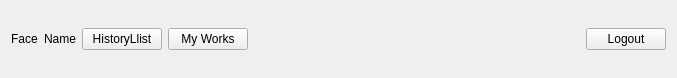
Before: the Qt Designer form sVanilla/src/ClientUi/Setting/AccountListWidget.ui in WangPengZhan/sVanilla, drawn with Qt 5.
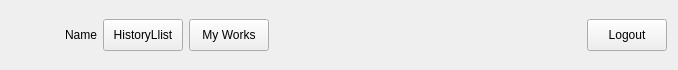
After: the same form once the commit is applied. Icons and pictures are not drawn.

The edit to the form file:
```diff
--- a/sVanilla/src/ClientUi/Setting/AccountListWidget.ui
+++ b/sVanilla/src/ClientUi/Setting/AccountListWidget.ui
@@ -6,8 +6,8 @@
    <rect>
     <x>0</x>
     <y>0</y>
-    <width>677</width>
-    <height>78</height>
+    <width>678</width>
+    <height>66</height>
    </rect>
   </property>
   <property name="sizePolicy">
@@ -19,8 +19,29 @@
   <layout class="QGridLayout" name="gridLayout">
    <item row="0" column="0">
     <widget class="QLabel" name="labelFace">
+     <property name="sizePolicy">
+      <sizepolicy hsizetype="Fixed" vsizetype="Fixed">
+       <horstretch>0</horstretch>
+       <verstretch>0</verstretch>
+      </sizepolicy>
+     </property>
+     <property name="minimumSize">
+      <size>
+       <width>48</width>
+       <height>48</height>
+      </size>
+     </property>
+     <property name="maximumSize">
+      <size>
+       <width>48</width>
+       <height>48</height>
+      </size>
+     </property>
+     <property name="styleSheet">
+      <string notr="true"/>
+     </property>
      <property name="text">
-      <string>Face</string>
+      <string/>
      </property>
     </widget>
    </item>
@@ -33,6 +54,12 @@
    </item>
    <item row="0" column="2">
     <widget class="QPushButton" name="btnHistory">
+     <property name="minimumSize">
+      <size>
+       <width>80</width>
+       <height>32</height>
+      </size>
+     </property>
      <property name="text">
       <string>HistoryLlist</string>
      </property>
@@ -40,6 +67,12 @@
    </item>
    <item row="0" column="3">
     <widget class="QPushButton" name="btnWork">
+     <property name="minimumSize">
+      <size>
+       <width>80</width>
+       <height>32</height>
+      </size>
+     </property>
      <property name="text">
       <string>My Works</string>
      </property>
@@ -60,6 +93,12 @@
    </item>
    <item row="0" column="5">
     <widget class="QPushButton" name="btnLogout">
+     <property name="minimumSize">
+      <size>
+       <width>64</width>
+       <height>32</height>
+      </size>
+     </property>
      <property name="text">
       <string>Logout</string>
      </property>
```
Left out of the diff: 25 changed lines with no effect on the pictures.
